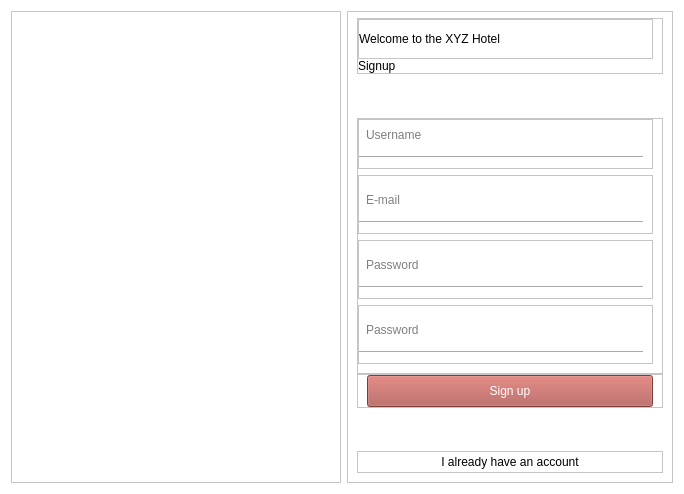
The window that application/login/signup.ui (SeneshNV/XYZ-Hotel-Management) describes before a commit, drawn with Qt 5.
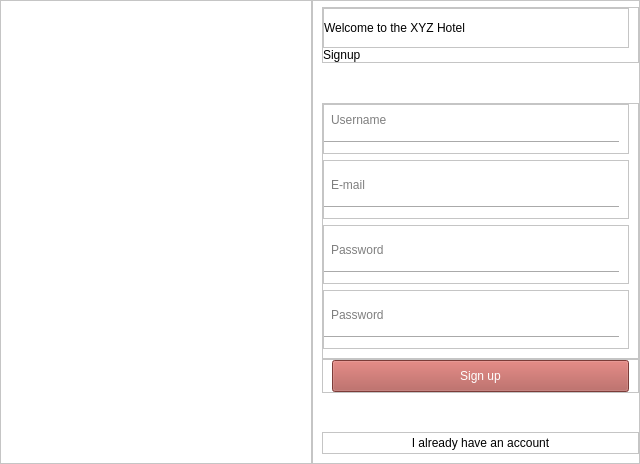
The same window after the commit. Icons and pictures are not drawn.

Diff of the .ui file:
```diff
--- a/application/login/signup.ui
+++ b/application/login/signup.ui
@@ -6,8 +6,8 @@
    <rect>
     <x>0</x>
     <y>0</y>
-    <width>684</width>
-    <height>494</height>
+    <width>640</width>
+    <height>464</height>
    </rect>
   </property>
   <property name="windowTitle">
@@ -17,6 +17,21 @@
    <string notr="true">background-color: rgb(255, 255, 255);</string>
   </property>
   <layout class="QHBoxLayout" name="horizontalLayout">
+   <property name="spacing">
+    <number>0</number>
+   </property>
+   <property name="leftMargin">
+    <number>0</number>
+   </property>
+   <property name="topMargin">
+    <number>0</number>
+   </property>
+   <property name="rightMargin">
+    <number>0</number>
+   </property>
+   <property name="bottomMargin">
+    <number>0</number>
+   </property>
    <item>
     <widget class="QFrame" name="frame">
      <property name="frameShape">
@@ -26,6 +41,21 @@
       <enum>QFrame::Raised</enum>
      </property>
      <layout class="QHBoxLayout" name="horizontalLayout_4">
+      <property name="spacing">
+       <number>0</number>
+      </property>
+      <property name="leftMargin">
+       <number>0</number>
+      </property>
+      <property name="topMargin">
+       <number>0</number>
+      </property>
+      <property name="rightMargin">
+       <number>0</number>
+      </property>
+      <property name="bottomMargin">
+       <number>0</number>
+      </property>
       <item>
        <widget class="QLabel" name="label_5">
         <property name="minimumSize">
@@ -34,6 +64,12 @@
           <height>338</height>
          </size>
         </property>
+        <property name="maximumSize">
+         <size>
+          <width>310</width>
+          <height>16777215</height>
+         </size>
+        </property>
         <property name="text">
          <string/>
         </property>
@@ -44,6 +80,12 @@
    </item>
    <item>
     <widget class="QFrame" name="frame_2">
+     <property name="maximumSize">
+      <size>
+       <width>330</width>
+       <height>16777215</height>
+      </size>
+     </property>
      <property name="styleSheet">
       <string notr="true">font-family: 'SF Pro Display';</string>
      </property>
@@ -60,6 +102,9 @@
       <property name="topMargin">
        <number>6</number>
       </property>
+      <property name="rightMargin">
+       <number>0</number>
+      </property>
       <item>
        <widget class="QFrame" name="frame_3">
         <property name="frameShape">
@@ -134,9 +179,8 @@
                <string/>
               </property>
               <property name="icon">
-               <iconset resource="../../icon/icon.qrc">
-                <normaloff>:/newPrefix/x-circle.svg</normaloff>
-                <normalon>:/newPrefix/x-circle 2.svg</normalon>:/newPrefix/x-circle.svg</iconset>
+               <iconset resource="../../icon.qrc">
+                <normaloff>:/newPrefix/icon/x-circle.svg</normaloff>:/newPrefix/icon/x-circle.svg</iconset>
               </property>
              </widget>
             </item>
```
Left out of the diff: 2 changed lines with no effect on the pictures.
